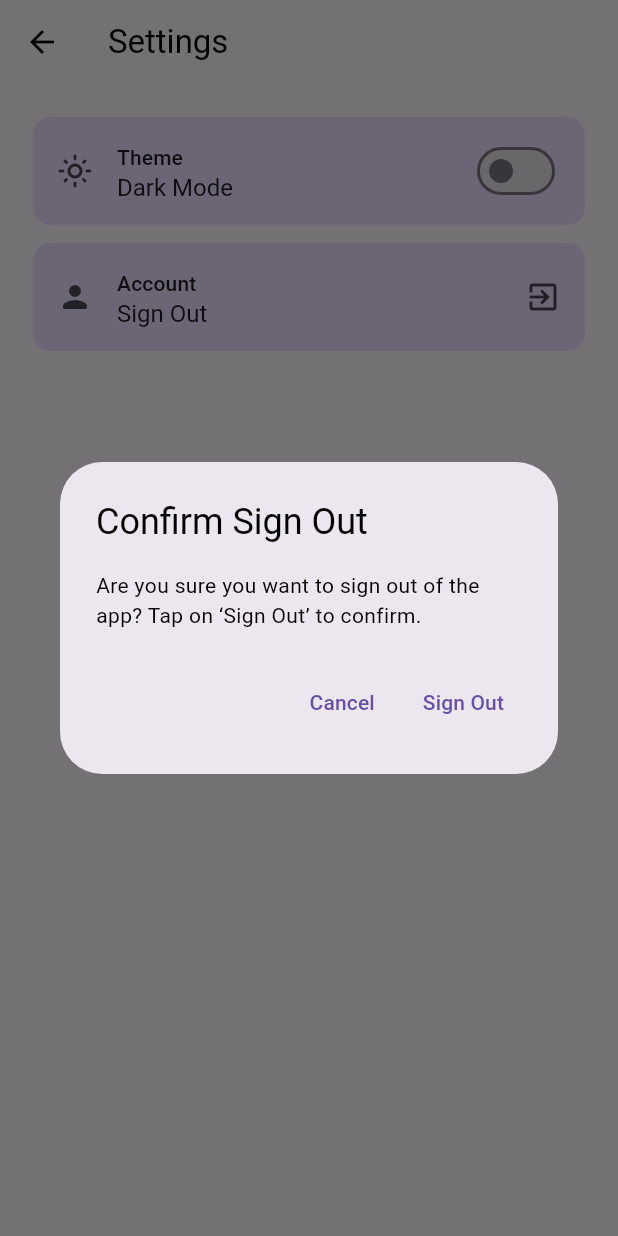
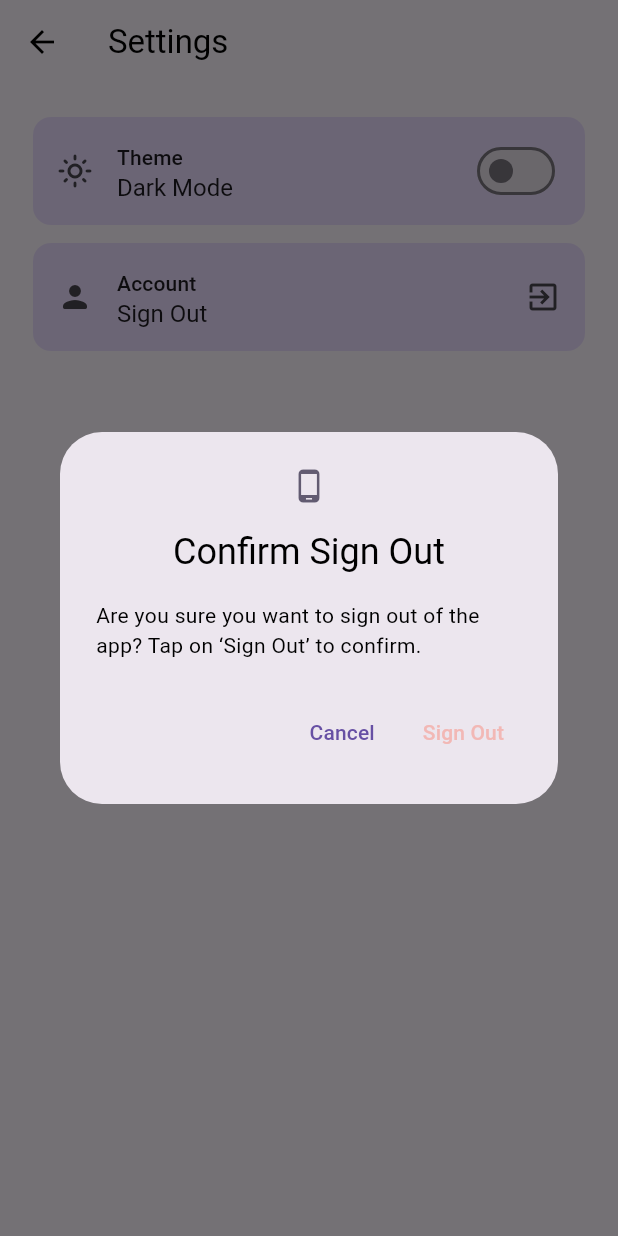
Before and after one commit to pranay-mm/rick_morty_flutter, a Flutter app: the SettingsScreen screen opened by its route, after a tap on "Account", on a phone screen of 412 x 824 dp. Run offline on Flutter 3.47's test engine with Material 2 defaults, Android fonts, the phone set to English and light mode, and no system bars; our stand-ins replace firebase_auth, firebase_core, flex_color_scheme, flutter_riverpod, freezed_annotation and 3 more; accounts and stored records are empty; generated files the repository leaves out were written again.

Commit message:
refactor: setting dialog

```diff
--- a/lib/features/settings/setting_screen.dart
+++ b/lib/features/settings/setting_screen.dart
@@ -89,26 +89,24 @@ class _SettingsScreenState extends ConsumerState<SettingsScreen> {
       context: context,
       builder: (BuildContext context) {
         return AlertDialog(
+          icon: const Icon(Icons.phone_android),
           title: const Text('Confirm Sign Out'),
           content: const Text(
             'Are you sure you want to sign out of the app? Tap on ‘Sign Out’ to confirm.',
           ),
           actions: <Widget>[
             TextButton(
-              style: TextButton.styleFrom(
-                textStyle: Theme.of(context).textTheme.labelLarge,
-              ),
-              child: const Text('Cancel'),
+              child: Text('Cancel',
+                  style: context.textTheme.labelLarge
+                      ?.copyWith(color: context.colorScheme.primary)),
               onPressed: () {
                 Navigator.of(context).pop();
               },
             ),
             TextButton(
-              style: TextButton.styleFrom(
-                textStyle: context.textTheme.labelLarge
-                    ?.copyWith(color: context.colorScheme.error),
-              ),
-              child: const Text('Sign Out'),
+              child: Text('Sign Out',
+                  style: context.textTheme.labelLarge
+                      ?.copyWith(color: context.colorScheme.error)),
               onPressed: () {
                 ref.read(authNotifierProvider.notifier).logOut();
                 Navigator.pop(context);
--- a/lib/main.dart
+++ b/lib/main.dart
@@ -37,6 +37,7 @@ class MyApp extends StatelessWidget {
           onSecondaryContainer: const Color(0xFF4A4458),
           onPrimaryContainer: const Color(0xFF21005D),
           primaryContainer: const Color(0xFFEADDFF),
+          error: const Color(0xFFF2B8B5),
         ),
         useMaterial3: true,
       ),
@@ -51,6 +52,7 @@ class MyApp extends StatelessWidget {
           onSecondaryContainer: const Color(0xFFE8DEF8),
           primaryContainer: const Color(0xFFECE6F0),
           onPrimaryContainer: const Color(0xFF21005D),
+          error: const Color(0xFFB3261E),
         ),
         useMaterial3: true,
       ),
```
